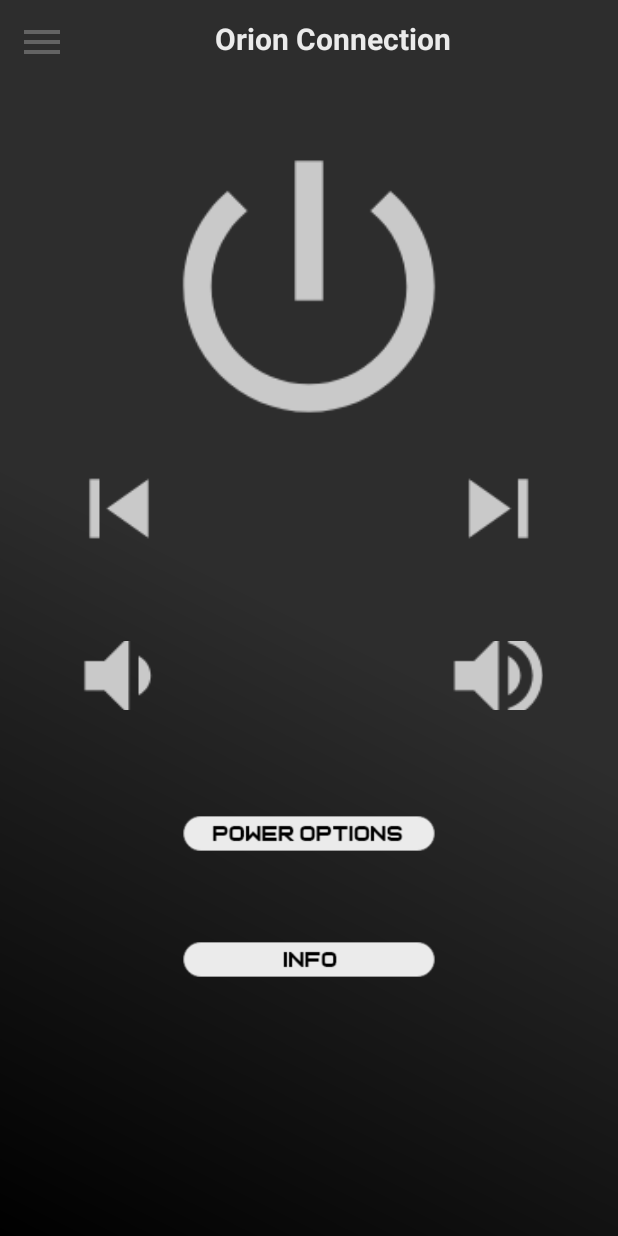
After one commit to OfekHarel/Orion-Conneection-App, an Android app: the Control screen opened directly, with no data from a screen before it, on a phone screen of 412 x 824 dp. The commit adds this screen. Run offline under Robolectric (Android 15) with nearby library versions, the phone set to English and light mode, and no system bars.

Commit message:
Added control screen without midddle btns
Signed-off-by: Ofek Harel <ofekizh@gmail.com>

```diff
--- a/OrionApp/app/src/main/AndroidManifest.xml
+++ b/OrionApp/app/src/main/AndroidManifest.xml
@@ -9,7 +9,8 @@
         android:roundIcon="@mipmap/ic_launcher_round"
         android:supportsRtl="true"
         android:theme="@style/Theme.OrionApp">
-        <activity android:name=".Pair"></activity>
+        <activity android:name=".Control"></activity>
+        <activity android:name=".Pair" />
         <activity android:name=".About" />
         <activity android:name=".Settings" />
         <activity android:name=".Routines" />
--- a/OrionApp/app/src/main/java/com/horizon/OrionConnection/BaseOrionActivity.java
+++ b/OrionApp/app/src/main/java/com/horizon/OrionConnection/BaseOrionActivity.java
@@ -41,7 +41,7 @@ public class BaseOrionActivity extends AppCompatActivity {
     }
 
     public void clickGroups(View view) {
-        redirectActv(this, Groups.class);
+        redirectActv(this, Control.class);
     }
 
     public void clickRoutines(View view) {
--- /dev/null
+++ b/OrionApp/app/src/main/java/com/horizon/OrionConnection/Control.java
@@ -0,0 +1,15 @@
+package com.horizon.OrionConnection;
+
+import androidx.appcompat.app.AppCompatActivity;
+
+import android.os.Bundle;
+
+public class Control extends BaseOrionActivity {
+
+    @Override
+    protected void onCreate(Bundle savedInstanceState) {
+        super.onCreate(savedInstanceState);
+        setContentView(R.layout.activity_control);
+        this.menu = findViewById(R.id.drawer);
+    }
+}
--- /dev/null
+++ b/OrionApp/app/src/main/res/drawable/ic_next.xml
@@ -0,0 +1,5 @@
+<vector android:height="46dp" android:tint="#C9C9C9"
+    android:viewportHeight="24" android:viewportWidth="24"
+    android:width="46dp" xmlns:android="http://schemas.android.com/apk/res/android">
+    <path android:fillColor="@android:color/white" android:pathData="M6,18l8.5,-6L6,6v12zM16,6v12h2V6h-2z"/>
+</vector>
--- /dev/null
+++ b/OrionApp/app/src/main/res/drawable/ic_pause.xml
@@ -0,0 +1,5 @@
+<vector android:height="46dp" android:tint="#C9C9C9"
+    android:viewportHeight="24" android:viewportWidth="24"
+    android:width="46dp" xmlns:android="http://schemas.android.com/apk/res/android">
+    <path android:fillColor="@android:color/white" android:pathData="M6,19h4L10,5L6,5v14zM14,5v14h4L18,5h-4z"/>
+</vector>
--- /dev/null
+++ b/OrionApp/app/src/main/res/drawable/ic_power.xml
@@ -0,0 +1,5 @@
+<vector android:height="72dp" android:tint="#C9C9C9"
+    android:viewportHeight="24" android:viewportWidth="24"
+    android:width="72dp" xmlns:android="http://schemas.android.com/apk/res/android">
+    <path android:fillColor="@android:color/white" android:pathData="M13,3h-2v10h2L13,3zM17.83,5.17l-1.42,1.42C17.99,7.86 19,9.81 19,12c0,3.87 -3.13,7 -7,7s-7,-3.13 -7,-7c0,-2.19 1.01,-4.14 2.58,-5.42L6.17,5.17C4.23,6.82 3,9.26 3,12c0,4.97 4.03,9 9,9s9,-4.03 9,-9c0,-2.74 -1.23,-5.18 -3.17,-6.83z"/>
+</vector>
--- /dev/null
+++ b/OrionApp/app/src/main/res/drawable/ic_previous.xml
@@ -0,0 +1,5 @@
+<vector android:height="46dp" android:tint="#C9C9C9"
+    android:viewportHeight="24" android:viewportWidth="24"
+    android:width="46dp" xmlns:android="http://schemas.android.com/apk/res/android">
+    <path android:fillColor="@android:color/white" android:pathData="M6,6h2v12L6,18zM9.5,12l8.5,6L18,6z"/>
+</vector>
--- /dev/null
+++ b/OrionApp/app/src/main/res/drawable/ic_volume_down.xml
@@ -0,0 +1,5 @@
+<vector android:height="46dp" android:tint="#C9C9C9"
+    android:viewportHeight="24" android:viewportWidth="24"
+    android:width="46dp" xmlns:android="http://schemas.android.com/apk/res/android">
+    <path android:fillColor="@android:color/white" android:pathData="M18.5,12c0,-1.77 -1.02,-3.29 -2.5,-4.03v8.05c1.48,-0.73 2.5,-2.25 2.5,-4.02zM5,9v6h4l5,5V4L9,9H5z"/>
+</vector>
--- /dev/null
+++ b/OrionApp/app/src/main/res/drawable/ic_volume_off.xml
@@ -0,0 +1,5 @@
+<vector android:height="46dp" android:tint="#C9C9C9"
+    android:viewportHeight="24" android:viewportWidth="24"
+    android:width="46dp" xmlns:android="http://schemas.android.com/apk/res/android">
+    <path android:fillColor="@android:color/white" android:pathData="M16.5,12c0,-1.77 -1.02,-3.29 -2.5,-4.03v2.21l2.45,2.45c0.03,-0.2 0.05,-0.41 0.05,-0.63zM19,12c0,0.94 -0.2,1.82 -0.54,2.64l1.51,1.51C20.63,14.91 21,13.5 21,12c0,-4.28 -2.99,-7.86 -7,-8.77v2.06c2.89,0.86 5,3.54 5,6.71zM4.27,3L3,4.27 7.73,9L3,9v6h4l5,5v-6.73l4.25,4.25c-0.67,0.52 -1.42,0.93 -2.25,1.18v2.06c1.38,-0.31 2.63,-0.95 3.69,-1.81L19.73,21 21,19.73l-9,-9L4.27,3zM12,4L9.91,6.09 12,8.18L12,4z"/>
+</vector>
--- /dev/null
+++ b/OrionApp/app/src/main/res/drawable/ic_volume_up.xml
@@ -0,0 +1,5 @@
+<vector android:height="46dp" android:tint="#C9C9C9"
+    android:viewportHeight="24" android:viewportWidth="24"
+    android:width="46dp" xmlns:android="http://schemas.android.com/apk/res/android">
+    <path android:fillColor="@android:color/white" android:pathData="M3,9v6h4l5,5L12,4L7,9L3,9zM16.5,12c0,-1.77 -1.02,-3.29 -2.5,-4.03v8.05c1.48,-0.73 2.5,-2.25 2.5,-4.02zM14,3.23v2.06c2.89,0.86 5,3.54 5,6.71s-2.11,5.85 -5,6.71v2.06c4.01,-0.91 7,-4.49 7,-8.77s-2.99,-7.86 -7,-8.77z"/>
+</vector>
--- /dev/null
+++ b/OrionApp/app/src/main/res/layout/activity_control.xml
@@ -0,0 +1,141 @@
+<?xml version="1.0" encoding="utf-8"?>
+<androidx.drawerlayout.widget.DrawerLayout
+    xmlns:android="http://schemas.android.com/apk/res/android"
+    xmlns:app="http://schemas.android.com/apk/res-auto"
+    xmlns:tools="http://schemas.android.com/tools"
+    android:layout_width="match_parent"
+    android:layout_height="match_parent"
+    android:id="@+id/drawer"
+    tools:context=".About"
+    android:background="@drawable/grad_background">
+
+    <LinearLayout
+        android:layout_width="match_parent"
+        android:layout_height="match_parent"
+        android:orientation="vertical">
+
+        <include layout="@layout/main_toolbar" />
+
+
+
+        <TableLayout
+            android:layout_width="match_parent"
+            android:layout_height="wrap_content"
+            android:paddingHorizontal="40dp"
+            android:paddingVertical="50dp">
+
+            <TableRow
+                android:layout_width="wrap_content"
+                android:layout_height="wrap_content"
+                android:paddingHorizontal="20dp"
+                android:gravity="center">
+
+                <ImageView
+                    android:layout_width="wrap_content"
+                    android:layout_height="170dp"
+                    android:layout_gravity="center"
+                    android:layout_weight="1"
+                    android:scaleX="1.8"
+                    android:scaleY="1.8"
+                    android:src="@drawable/ic_power" />
+            </TableRow>
+
+
+            <TableRow
+                android:paddingHorizontal="10dp"
+                android:paddingVertical="40dp">
+
+                <ImageView
+                    android:layout_width="wrap_content"
+                    android:layout_height="wrap_content"
+                    android:scaleX="1.7"
+                    android:scaleY="1.7"
+                    android:src="@drawable/ic_previous"
+                    android:layout_weight="1"
+                    android:layout_gravity="left"/>
+
+
+                <ImageView
+                    android:layout_width="wrap_content"
+                    android:layout_height="wrap_content"
+                    android:scaleX="1.7"
+                    android:scaleY="1.7"
+                    android:src="@drawable/ic_next"
+                    android:layout_weight="1"
+                    android:layout_gravity="right"/>
+
+
+            </TableRow>
+
+            <TableRow
+                android:paddingHorizontal="10dp"
+                android:paddingVertical="25dp">
+
+                <ImageView
+                    android:layout_width="wrap_content"
+                    android:layout_height="wrap_content"
+                    android:scaleX="1.7"
+                    android:scaleY="1.7"
+                    android:src="@drawable/ic_volume_down"
+                    android:layout_weight="1"
+                    android:layout_gravity="left"/>
+
+
+                <ImageView
+                    android:layout_width="wrap_content"
+                    android:layout_height="wrap_content"
+                    android:scaleX="1.7"
+                    android:scaleY="1.7"
+                    android:src="@drawable/ic_volume_up"
+                    android:layout_weight="1"
+                    android:layout_gravity="right"/>
+
+            </TableRow>
+
+            <TableRow
+                android:layout_width="wrap_content"
+                android:layout_height="wrap_content"
+                android:gravity="center"
+                android:paddingVertical="40dp">
+
+                <ImageView
+                    android:layout_width="wrap_content"
+                    android:layout_height="wrap_content"
+                    android:layout_gravity="center"
+                    android:scaleX="0.7"
+                    android:scaleY="0.7"
+                    android:src="@drawable/other_pow_btn" />
+            </TableRow>
+
+            <TableRow
+                android:layout_width="wrap_content"
+                android:layout_height="wrap_content"
+                android:gravity="center"
+                android:paddingVertical="10dp">
+
+                <ImageView
+                    android:layout_width="wrap_content"
+                    android:layout_height="wrap_content"
+                    android:layout_gravity="center"
+                    android:scaleX="0.7"
+                    android:scaleY="0.7"
+                    android:src="@drawable/pc_info_btn" />
+            </TableRow>
+
+
+        </TableLayout>
+
+
+    </LinearLayout>
+
+    <RelativeLayout
+        android:layout_width="300dp"
+        android:layout_height="match_parent"
+        android:layout_gravity="start"
+        android:background="@color/white">
+
+        <include
+            layout="@layout/main_nav_drawer"/>
+    </RelativeLayout>
+
+</androidx.drawerlayout.widget.DrawerLayout>
```
Also changed, not shown: OrionApp/app/src/main/res/drawable/other_pow_btn.png (added), OrionApp/app/src/main/res/drawable/pc_info_btn.png (added), OrionApp/app/src/main/res/drawable/round_btn_layout.png (added).
